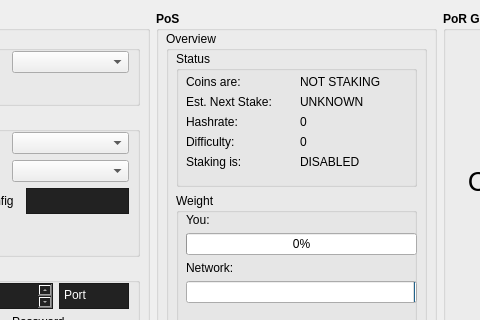
The window that src/qt/forms/generatepage.ui (CryptoCoderz/Espers) describes before a commit, drawn with Qt 5; both pictures show x 143 to 623 and y 0 to 320 of the 879 by 499 pixel window.
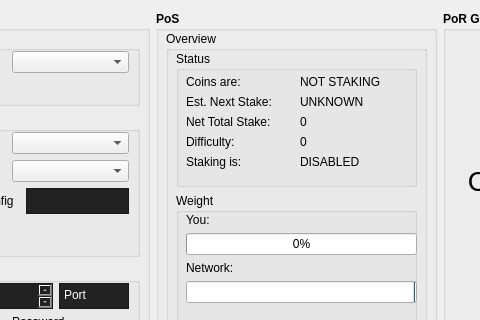
The same window after the commit.

Commit message:
v0.8.4.2 Patch 4  - Supplement 1
Corrected view and calculations for PoS overview net weight/hashrate

```diff
--- a/src/qt/forms/generatepage.ui
+++ b/src/qt/forms/generatepage.ui
@@ -761,7 +761,7 @@
                    <item>
                     <widget class="QLabel" name="label_14">
                      <property name="text">
-                      <string>Hashrate:</string>
+                      <string>Net Total Stake:</string>
                      </property>
                     </widget>
                    </item>
```
The commit also changes 1 other file.
